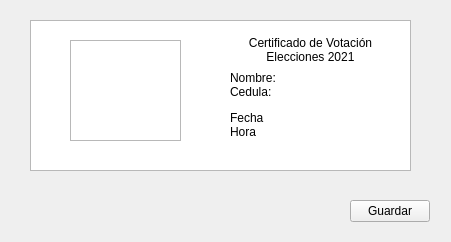
Before: the Qt Designer form certificado.ui in JA-Camacho/Qt-Sistema-de-Votacion, drawn with Qt 5.
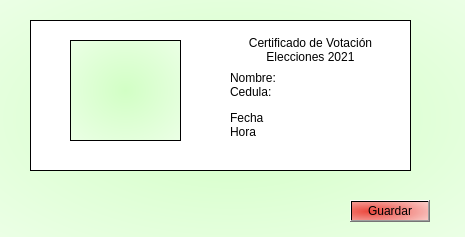
After: the same form once the commit is applied. Icons and pictures are not drawn.

```diff
--- a/certificado.ui
+++ b/certificado.ui
@@ -9,13 +9,29 @@
    <rect>
     <x>0</x>
     <y>0</y>
-    <width>451</width>
-    <height>242</height>
+    <width>465</width>
+    <height>237</height>
    </rect>
   </property>
+  <property name="minimumSize">
+   <size>
+    <width>465</width>
+    <height>237</height>
+   </size>
+  </property>
+  <property name="maximumSize">
+   <size>
+    <width>465</width>
+    <height>237</height>
+   </size>
+  </property>
   <property name="windowTitle">
    <string>Form</string>
   </property>
+  <property name="styleSheet">
+   <string notr="true">background-color: qradialgradient(spread:pad, cx:0.477227, cy:0.392, radius:1.271, fx:0.477227, fy:0.387, stop:0 rgba(104, 206, 245, 248), stop:1 rgba(255, 255, 255, 255));
+background-color: qradialgradient(spread:pad, cx:0.5, cy:0.5, radius:1.271, fx:0.5, fy:0.5, stop:0 rgba(210, 255, 197, 255), stop:1 rgba(255, 255, 255, 255));</string>
+  </property>
   <widget class="QPushButton" name="cmdSave">
    <property name="geometry">
     <rect>
@@ -25,6 +41,9 @@
      <height>22</height>
     </rect>
    </property>
+   <property name="styleSheet">
+    <string notr="true">background-color: qradialgradient(spread:reflect, cx:0.239, cy:0.528273, radius:1.271, fx:0.233, fy:0.522727, stop:0 rgba(236, 61, 52, 241), stop:1 rgba(255, 255, 255, 255));</string>
+   </property>
    <property name="text">
     <string>Guardar</string>
    </property>
@@ -38,6 +57,9 @@
      <height>41</height>
     </rect>
    </property>
+   <property name="styleSheet">
+    <string notr="true">background-color: qradialgradient(spread:pad, cx:0.5, cy:0.5, radius:0.5, fx:0.5, fy:0.5, stop:0 rgba(255, 255, 255, 255), stop:1 rgba(255, 255, 255, 255));</string>
+   </property>
    <property name="text">
     <string>&lt;html&gt;&lt;head/&gt;&lt;body&gt;&lt;p align=&quot;center&quot;&gt;Certificado de Votación&lt;br/&gt;Elecciones 2021&lt;/p&gt;&lt;/body&gt;&lt;/html&gt;</string>
    </property>
@@ -51,6 +73,9 @@
      <height>31</height>
     </rect>
    </property>
+   <property name="styleSheet">
+    <string notr="true">background-color: qradialgradient(spread:pad, cx:0.5, cy:0.5, radius:0.5, fx:0.5, fy:0.5, stop:0 rgba(255, 255, 255, 255), stop:1 rgba(255, 255, 255, 255));</string>
+   </property>
    <property name="text">
     <string>&lt;html&gt;&lt;head/&gt;&lt;body&gt;&lt;p&gt;Nombre:&lt;br/&gt;Cedula:&lt;/p&gt;&lt;/body&gt;&lt;/html&gt;</string>
    </property>
@@ -64,6 +89,9 @@
      <height>31</height>
     </rect>
    </property>
+   <property name="styleSheet">
+    <string notr="true">background-color: qradialgradient(spread:pad, cx:0.5, cy:0.5, radius:0.5, fx:0.5, fy:0.5, stop:0 rgba(255, 255, 255, 255), stop:1 rgba(255, 255, 255, 255));</string>
+   </property>
    <property name="text">
     <string>&lt;html&gt;&lt;head/&gt;&lt;body&gt;&lt;p&gt;Fecha&lt;br/&gt;Hora&lt;/p&gt;&lt;/body&gt;&lt;/html&gt;</string>
    </property>
@@ -77,6 +105,9 @@
      <height>151</height>
     </rect>
    </property>
+   <property name="styleSheet">
+    <string notr="true">background-color: qradialgradient(spread:pad, cx:0.5, cy:0.5, radius:0.5, fx:0.5, fy:0.5, stop:0 rgba(255, 255, 255, 255), stop:1 rgba(255, 255, 255, 255));</string>
+   </property>
   </widget>
   <widget class="QGraphicsView" name="graphicsView">
    <property name="geometry">
```
